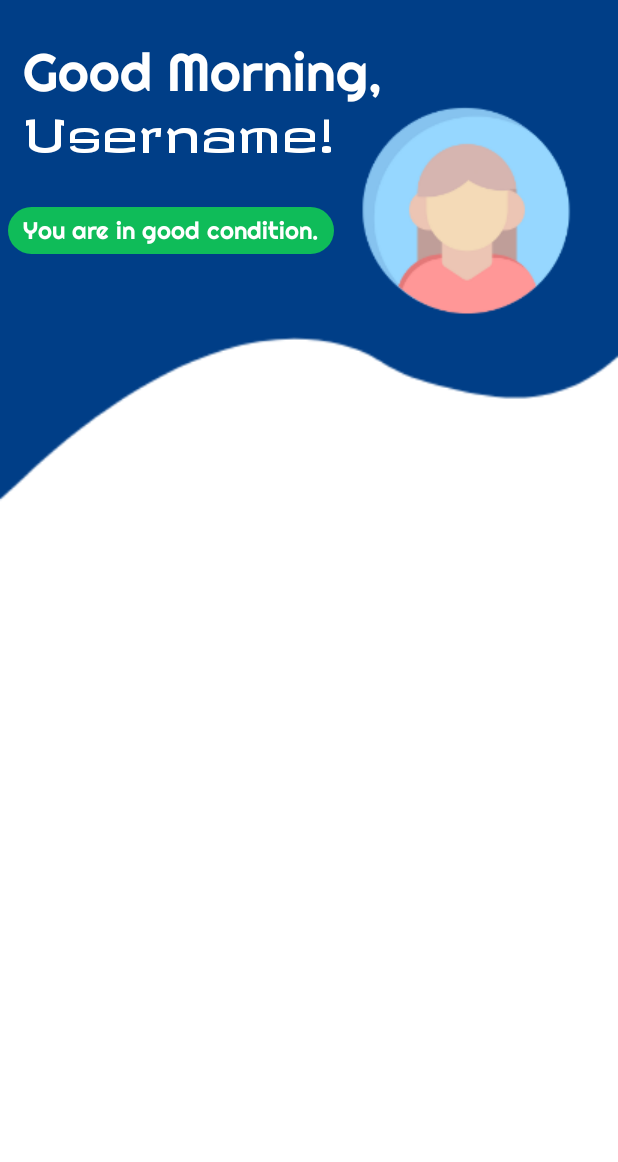
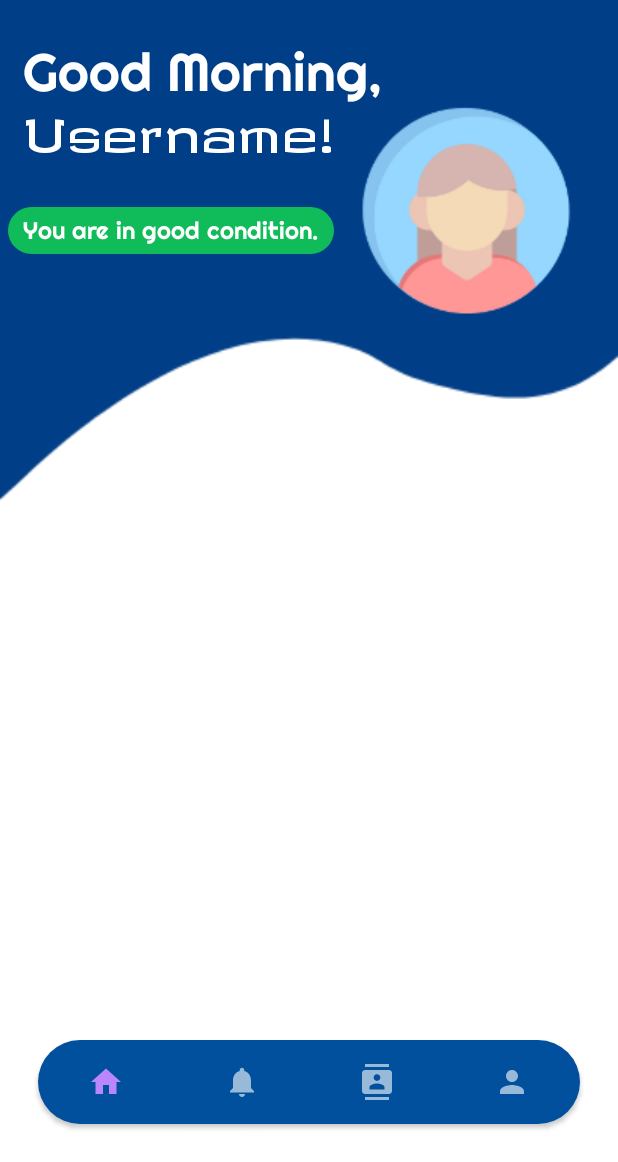
Before and after one commit to 3-BCSAD-Group-6/HeronSafeMobileApp, an Android app: the HomeActivity screen opened directly, with no data from a screen before it, on a phone screen of 412 x 824 dp, the part 74-1236 px from its top. Run offline under Robolectric (Android 15) with nearby library versions, the phone set to English and light mode, and no system bars.

Commit message:
update bottom navbar 1.0

```diff
--- /dev/null
+++ b/app/src/main/res/drawable/bg_bottom_navbar.xml
@@ -0,0 +1,5 @@
+<?xml version="1.0" encoding="utf-8"?>
+<shape xmlns:android="http://schemas.android.com/apk/res/android">
+    <solid android:color="@color/blue"/>
+    <corners android:radius="100dp"/>
+</shape>
--- /dev/null
+++ b/app/src/main/res/drawable/ic_baseline_contacts_24.xml
@@ -0,0 +1,5 @@
+<vector android:height="24dp" android:tint="#FFFFFF"
+    android:viewportHeight="24" android:viewportWidth="24"
+    android:width="24dp" xmlns:android="http://schemas.android.com/apk/res/android">
+    <path android:fillColor="@android:color/white" android:pathData="M20,0L4,0v2h16L20,0zM4,24h16v-2L4,22v2zM20,4L4,4c-1.1,0 -2,0.9 -2,2v12c0,1.1 0.9,2 2,2h16c1.1,0 2,-0.9 2,-2L22,6c0,-1.1 -0.9,-2 -2,-2zM12,6.75c1.24,0 2.25,1.01 2.25,2.25s-1.01,2.25 -2.25,2.25S9.75,10.24 9.75,9 10.76,6.75 12,6.75zM17,17L7,17v-1.5c0,-1.67 3.33,-2.5 5,-2.5s5,0.83 5,2.5L17,17z"/>
+</vector>
--- /dev/null
+++ b/app/src/main/res/drawable/ic_baseline_home_24.xml
@@ -0,0 +1,5 @@
+<vector android:height="24dp" android:tint="#FFFFFF"
+    android:viewportHeight="24" android:viewportWidth="24"
+    android:width="24dp" xmlns:android="http://schemas.android.com/apk/res/android">
+    <path android:fillColor="@android:color/white" android:pathData="M10,20v-6h4v6h5v-8h3L12,3 2,12h3v8z"/>
+</vector>
--- /dev/null
+++ b/app/src/main/res/drawable/ic_baseline_notifications_24.xml
@@ -0,0 +1,5 @@
+<vector android:height="24dp" android:tint="#FFFFFF"
+    android:viewportHeight="24" android:viewportWidth="24"
+    android:width="24dp" xmlns:android="http://schemas.android.com/apk/res/android">
+    <path android:fillColor="@android:color/white" android:pathData="M12,22c1.1,0 2,-0.9 2,-2h-4c0,1.1 0.89,2 2,2zM18,16v-5c0,-3.07 -1.64,-5.64 -4.5,-6.32L13.5,4c0,-0.83 -0.67,-1.5 -1.5,-1.5s-1.5,0.67 -1.5,1.5v0.68C7.63,5.36 6,7.92 6,11v5l-2,2v1h16v-1l-2,-2z"/>
+</vector>
--- /dev/null
+++ b/app/src/main/res/drawable/ic_baseline_person_white.xml
@@ -0,0 +1,5 @@
+<vector android:height="24dp" android:tint="#FFFFFF"
+    android:viewportHeight="24" android:viewportWidth="24"
+    android:width="24dp" xmlns:android="http://schemas.android.com/apk/res/android">
+    <path android:fillColor="@android:color/white" android:pathData="M12,12c2.21,0 4,-1.79 4,-4s-1.79,-4 -4,-4 -4,1.79 -4,4 1.79,4 4,4zM12,14c-2.67,0 -8,1.34 -8,4v2h16v-2c0,-2.66 -5.33,-4 -8,-4z"/>
+</vector>
--- a/app/src/main/res/layout/activity_home.xml
+++ b/app/src/main/res/layout/activity_home.xml
@@ -3,6 +3,7 @@
     xmlns:tools="http://schemas.android.com/tools"
     android:layout_width="match_parent"
     android:layout_height="match_parent"
+    xmlns:app="http://schemas.android.com/apk/res-auto"
     tools:context=".HomeActivity"
     android:orientation="vertical"
     android:background="@drawable/bg_dashboard">
@@ -65,4 +66,18 @@
         android:src="@drawable/dashboard_profile"
         android:layout_marginStart="15dp"
         android:contentDescription="@string/cdProfile"/>
+
+        <com.google.android.material.bottomnavigation.BottomNavigationView
+            android:layout_width="match_parent"
+            android:layout_height="56dp"
+            android:layout_margin="25dp"
+            android:layout_alignParentBottom="true"
+            app:elevation="2dp"
+            android:background="@drawable/bg_bottom_navbar"
+            app:menu="@menu/menu_items"
+            app:labelVisibilityMode="unlabeled"
+            android:visibility="visible"
+            app:itemRippleColor="@color/yellow"/>
+
+
 </RelativeLayout>
--- /dev/null
+++ b/app/src/main/res/menu/menu_items.xml
@@ -0,0 +1,23 @@
+<?xml version="1.0" encoding="utf-8"?>
+<menu xmlns:android="http://schemas.android.com/apk/res/android">
+
+    <item android:id="@+id/menuHome"
+        android:icon="@drawable/ic_baseline_home_24"
+        android:title="Home"
+        android:enabled="true"/>
+
+    <item android:id="@+id/menuNotif"
+        android:icon="@drawable/ic_baseline_notifications_24"
+        android:title="Notifications"
+        android:enabled="true"/>
+
+    <item android:id="@+id/menuContacts"
+        android:icon="@drawable/ic_baseline_contacts_24"
+        android:title="Contacts"
+        android:enabled="true"/>
+
+    <item android:id="@+id/menuProfile"
+        android:icon="@drawable/ic_baseline_person_white"
+        android:title="Profile"
+        android:enabled="true"/>
+</menu>
```
Also changed, not shown: app/src/main/res/drawable-v24/icon_contacts.png (added), app/src/main/res/drawable-v24/icon_home.png (added), app/src/main/res/drawable-v24/icon_notif.png (added), app/src/main/res/drawable-v24/icon_profile.png (added).
